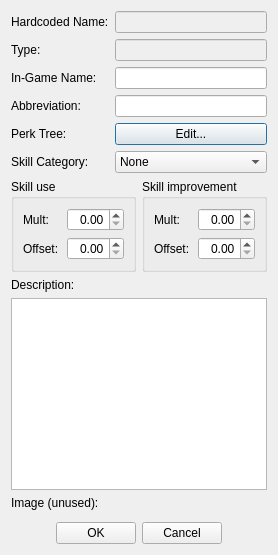
First picture: the form in native/src/DovahKit/ui/form_windows/actor_value_info.ui, repository DavidJCobb/DovahKit, before the edit.
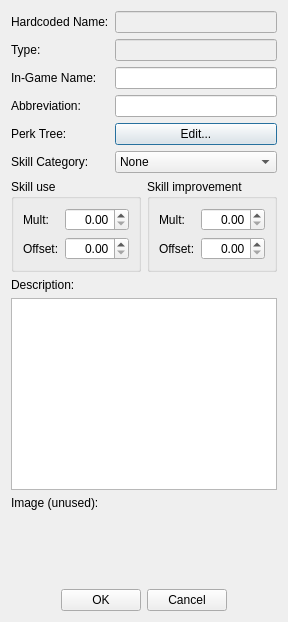
Second picture: the form after the edit. Custom widgets are drawn as their Qt base class.

The edit to the form file:
```diff
--- a/native/src/DovahKit/ui/form_windows/actor_value_info.ui
+++ b/native/src/DovahKit/ui/form_windows/actor_value_info.ui
@@ -2,6 +2,14 @@
 <ui version="4.0">
  <class>FormDialogActorValueInfo</class>
  <widget class="QDialog" name="FormDialogActorValueInfo">
+  <property name="geometry">
+   <rect>
+    <x>0</x>
+    <y>0</y>
+    <width>276</width>
+    <height>622</height>
+   </rect>
+  </property>
   <property name="windowTitle">
    <string>Actor Value Info</string>
   </property>
@@ -147,6 +155,9 @@
           <property name="alignment">
            <set>Qt::AlignRight|Qt::AlignTrailing|Qt::AlignVCenter</set>
           </property>
+          <property name="maximum">
+           <double>100.000000000000000</double>
+          </property>
          </widget>
         </item>
         <item row="1" column="0">
@@ -164,6 +175,9 @@
           <property name="alignment">
            <set>Qt::AlignRight|Qt::AlignTrailing|Qt::AlignVCenter</set>
           </property>
+          <property name="maximum">
+           <double>100.000000000000000</double>
+          </property>
          </widget>
         </item>
        </layout>
@@ -190,6 +204,9 @@
           <property name="alignment">
            <set>Qt::AlignRight|Qt::AlignTrailing|Qt::AlignVCenter</set>
           </property>
+          <property name="maximum">
+           <double>100.000000000000000</double>
+          </property>
          </widget>
         </item>
         <item row="1" column="0">
@@ -207,6 +224,9 @@
           <property name="alignment">
            <set>Qt::AlignRight|Qt::AlignTrailing|Qt::AlignVCenter</set>
           </property>
+          <property name="maximum">
+           <double>100.000000000000000</double>
+          </property>
          </widget>
         </item>
        </layout>
```
Left out of the diff: 7 changed lines with no effect on the pictures.
